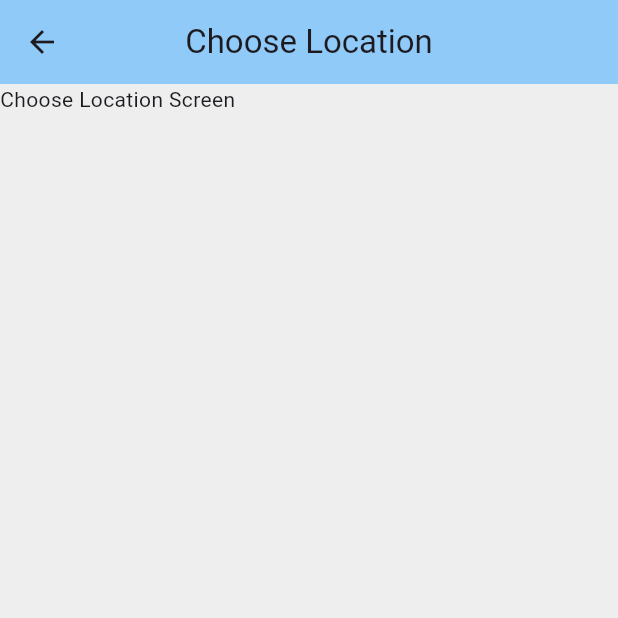
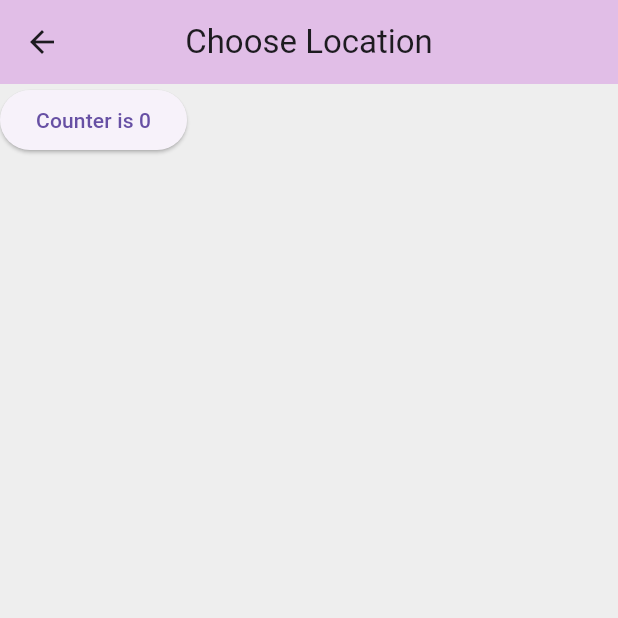
Before and after one commit to pythagoras-19/WorldClock-Pro, a Flutter app: the ChooseLocation screen opened by its route, on a phone screen of 412 x 824 dp, the top half of it. Run offline on Flutter 3.47's test engine with Material 3 defaults, Android fonts, the phone set to English and light mode, and no system bars.

Commit message:
FEATURE: addded button

```diff
--- a/lib/pages/choose_location.dart
+++ b/lib/pages/choose_location.dart
@@ -8,17 +8,34 @@ class ChooseLocation extends StatefulWidget {
 }
 
 class _ChooseLocationState extends State<ChooseLocation> {
+
+  int counter = 0;
+
+  @override
+  void initState() {
+    super.initState();
+    print('initState function ran');
+  }
+
   @override
   Widget build(BuildContext context) {
+    print('build function ran');
     return Scaffold(
       backgroundColor: Colors.grey[200],
       appBar: AppBar(
-        backgroundColor: Colors.blue[200],
+        backgroundColor: Colors.purple[100],
         title: Text('Choose Location'),
         centerTitle: true,
         elevation: 0,
       ),
-      body: Text('Choose Location Screen'),
+      body: ElevatedButton(
+        onPressed: () {
+          setState(() {
+            counter += 1;
+          });
+        },
+        child: Text('Counter is $counter'),
+      )
     );
   }
 }
```
